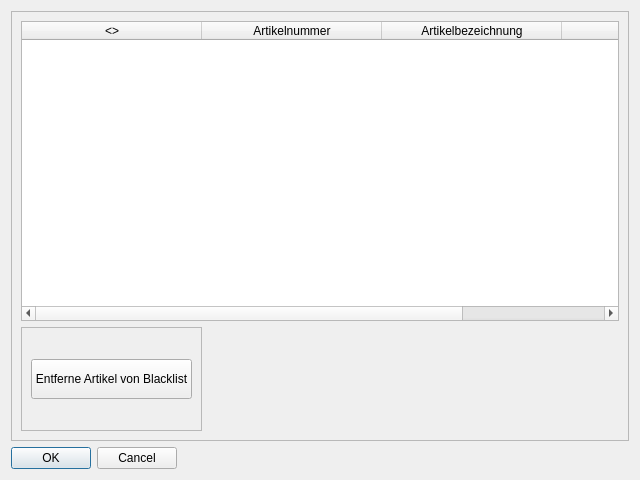
creativeSloth/SUN_Article_Fetcher, file src/ui/blacklistWindow.ui: the form before one commit.
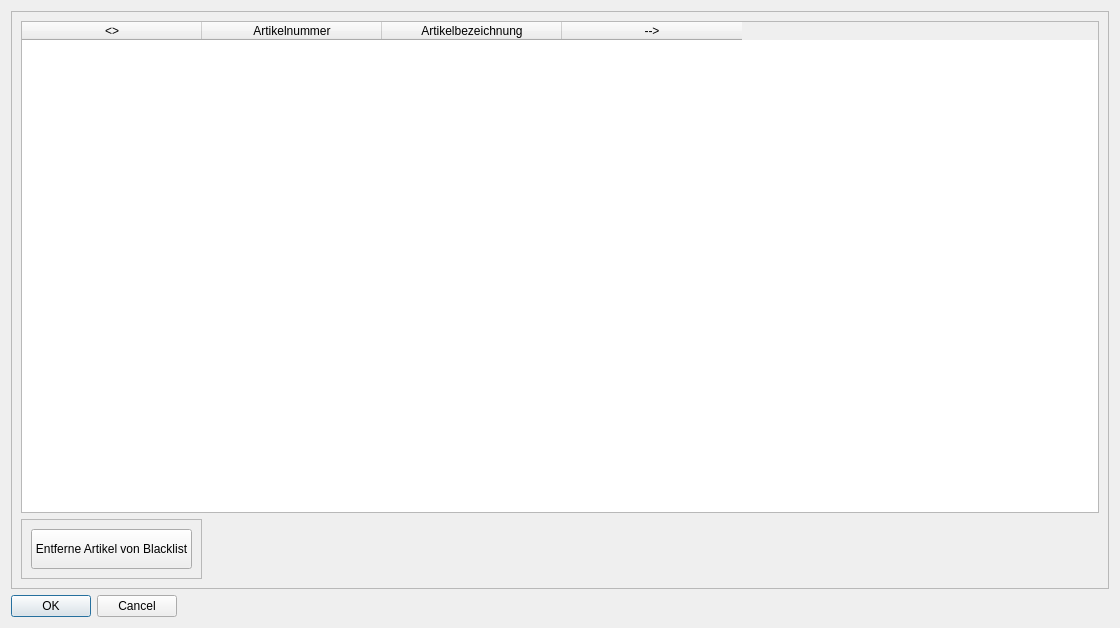
The form after the commit.

Commit message: resized windows arrangement

```diff
--- a/src/ui/blacklistWindow.ui
+++ b/src/ui/blacklistWindow.ui
@@ -6,8 +6,8 @@
    <rect>
     <x>0</x>
     <y>0</y>
-    <width>640</width>
-    <height>480</height>
+    <width>1120</width>
+    <height>628</height>
    </rect>
   </property>
   <property name="windowTitle">
@@ -44,8 +44,8 @@
           </property>
           <property name="maximumSize">
            <size>
-            <width>600</width>
-            <height>300</height>
+            <width>456456</width>
+            <height>4554</height>
            </size>
           </property>
           <property name="autoFillBackground">
```
The commit also changes 4 other files.
